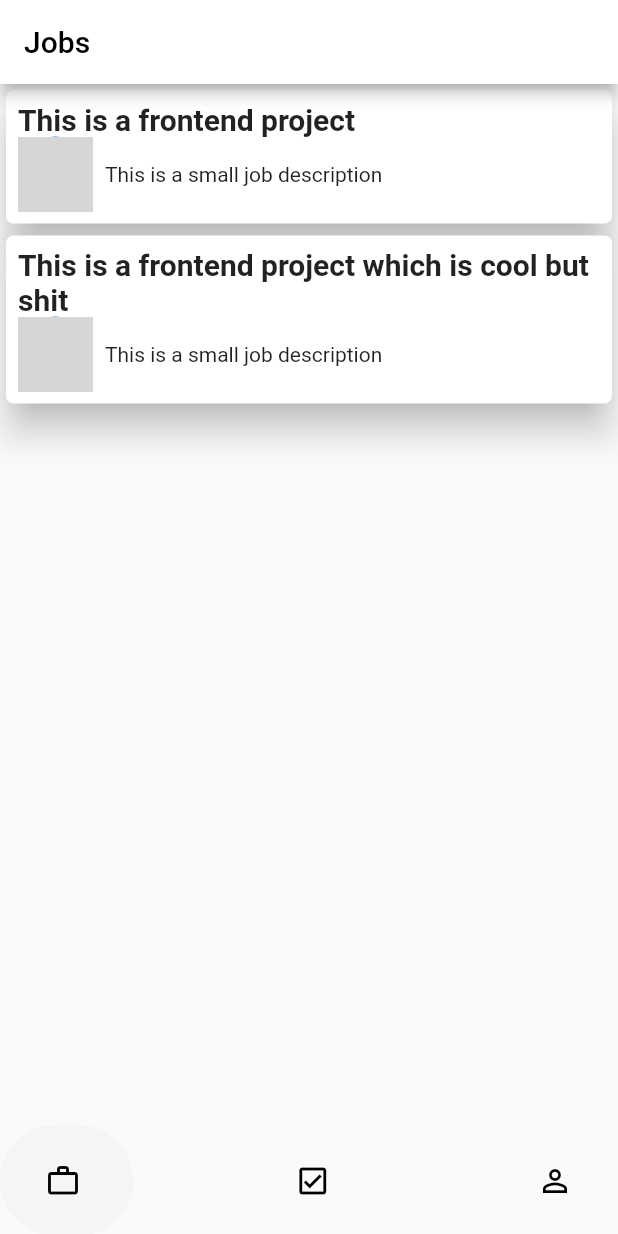
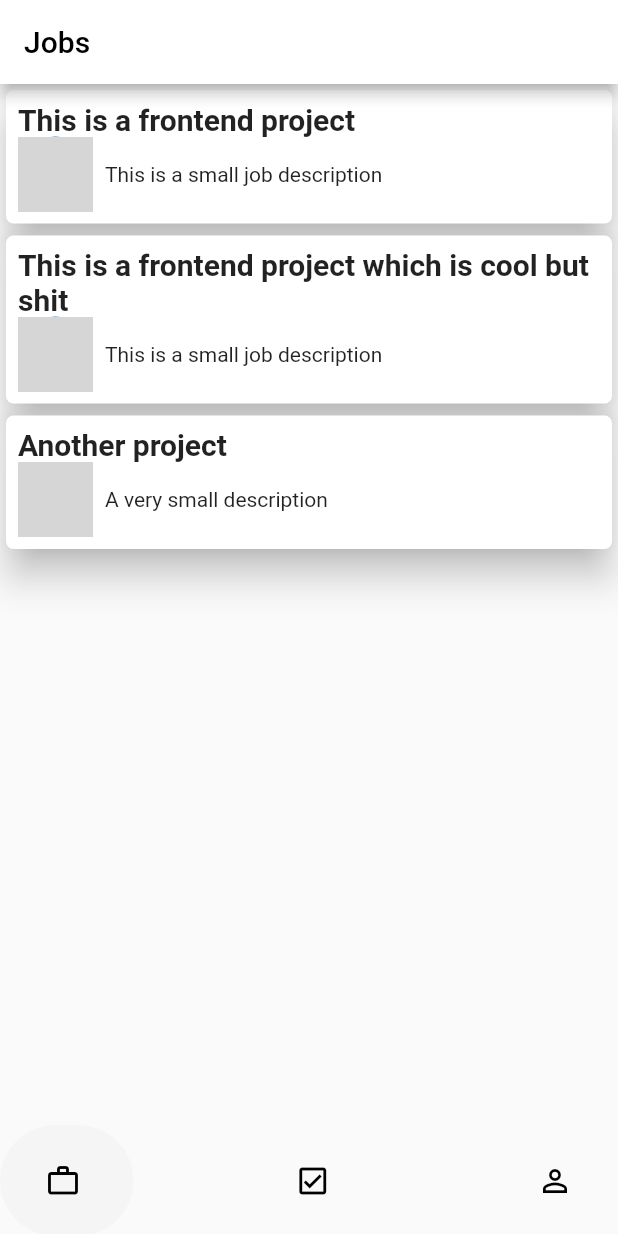
Before and after one commit to Lioncat2002/A-job-board, a Flutter app: the screen it shows after launch, on a phone screen of 412 x 824 dp. Run offline on Flutter 3.47's test engine with Material 2 defaults, Android fonts, the phone set to English and light mode, and no system bars; drawn by our look-alikes of google_nav_bar; network calls fail; grey boxes are pictures that could not be loaded.

```diff
--- a/lib/main.dart
+++ b/lib/main.dart
@@ -1,7 +1,9 @@
 import 'package:flutter/material.dart';
 import 'package:flutter/services.dart';
 import 'package:google_nav_bar/google_nav_bar.dart';
+import 'package:job_board/pages/applied.page.dart';
 import 'package:job_board/pages/job.page.dart';
+import 'package:job_board/pages/profile.page.dart';
 
 void main() {
   runApp(const MyApp());
@@ -51,12 +53,8 @@ class _MyHomePageState extends State<HomePage> {
   ];
   static final List<Widget> _pages = [
     const Job(),
-    const Center(
-      child: Text("You will see you applied jobs here"),
-    ),
-    const Center(
-      child: Text("Profile"),
-    ),
+    const Applied(),
+    const Profile(),
   ];
   @override
   Widget build(BuildContext context) {
--- a/lib/mock/jobs.mock.dart
+++ b/lib/mock/jobs.mock.dart
@@ -6,7 +6,6 @@ const List<Map<String, String>> jobs = [
     "smallJobDescription": "This is a small job description",
     "jobDescription": "Big job description",
     "imageUrl": "https://picsum.photos/50",
-    "isApplied": "false"
   },
   {
     "_id": "1",
@@ -14,7 +13,6 @@ const List<Map<String, String>> jobs = [
     "smallJobDescription": "I want a backend project is python and flask",
     "jobDescription": "Big job description",
     "imageUrl": "https://picsum.photos/50",
-    "isApplied": "true"
   },
   {
     "_id": "2",
@@ -22,6 +20,12 @@ const List<Map<String, String>> jobs = [
     "smallJobDescription": "This is a small job description",
     "jobDescription": "Big job description",
     "imageUrl": "https://picsum.photos/50",
-    "isApplied": "false"
+  },
+  {
+    "_id": "3",
+    "jobTitle": "Another project",
+    "smallJobDescription": "A very small description",
+    "jobDescription": "Another job description",
+    "imageUrl": "https://picsum.photos/50",
   },
 ];
--- a/lib/mock/user.mock.dart
+++ b/lib/mock/user.mock.dart
@@ -2,8 +2,9 @@ const Map<String, dynamic> user = {
   "_id": "0",
   "name": "John Doe",
   "email": "john.doe@email.com",
+  "imageUrl": "https://picsum.photos/50",
   "applied": [
-    "0", //ids for the applied jobs
+    //ids for the applied jobs
     "1",
   ]
 };
--- a/lib/models/jobs.model.dart
+++ b/lib/models/jobs.model.dart
@@ -5,15 +5,13 @@ class Job {
   final String smallJobDescription;
   final String jobDescription;
   final String imageUrl;
-  final String isApplied;
 
   Job(
       {required this.id,
       required this.jobTitle,
       required this.smallJobDescription,
       required this.jobDescription,
-      required this.imageUrl,
-      required this.isApplied});
+      required this.imageUrl});
 
   factory Job.fromJson(Map<String, dynamic> json) {
     return Job(
@@ -21,7 +19,6 @@ class Job {
         jobTitle: json['jobTitle']!,
         smallJobDescription: json['smallJobDescription']!,
         jobDescription: json['jobDescription']!,
-        imageUrl: json['imageUrl']!,
-        isApplied: json['isApplied']!);
+        imageUrl: json['imageUrl']!);
   }
 }
--- a/lib/pages/job.page.dart
+++ b/lib/pages/job.page.dart
@@ -2,6 +2,7 @@ import 'package:flutter/material.dart';
 import 'package:job_board/controllers/jobs.controller.dart';
 
 import '../components/job_card.dart';
+import '../controllers/user.controller.dart';
 
 class Job extends StatelessWidget {
   const Job({
@@ -12,8 +13,9 @@ class Job extends StatelessWidget {
 
   @override
   Widget build(BuildContext context) {
+    var user = fetchUser();
     var notApplied =
-        jobs.where((element) => element.isApplied == "false").toList();
+        jobs.where((element) => !user.applied.contains(element.id)).toList();
     return Center(
       child: ListView.builder(
         itemCount: notApplied.length,
```
Also changed, not shown: lib/pages/applied.page.dart (added, +34 -0 lines), lib/pages/profile.page.dart (added, +45 -0 lines), lib/pages/user.page.dart (deleted).
